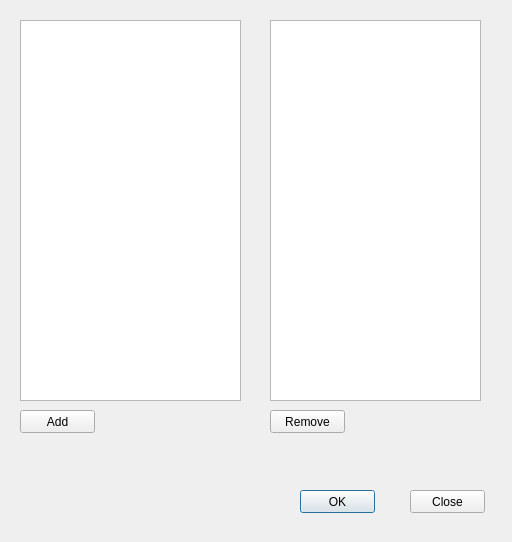
khafen74/av_usgs, file dialog_loadsites.ui: the form before one commit.
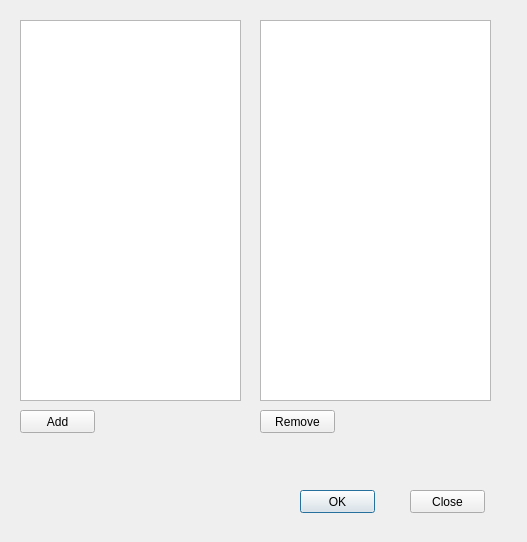
The form after the commit.

Diff of the .ui file:
```diff
--- a/dialog_loadsites.ui
+++ b/dialog_loadsites.ui
@@ -6,7 +6,7 @@
    <rect>
     <x>0</x>
     <y>0</y>
-    <width>512</width>
+    <width>527</width>
     <height>542</height>
    </rect>
   </property>
@@ -49,16 +49,6 @@
     </rect>
    </property>
   </widget>
-  <widget class="QTableView" name="tv_add">
-   <property name="geometry">
-    <rect>
-     <x>270</x>
-     <y>20</y>
-     <width>211</width>
-     <height>381</height>
-    </rect>
-   </property>
-  </widget>
   <widget class="QPushButton" name="btn_add">
    <property name="geometry">
     <rect>
@@ -75,7 +65,7 @@
   <widget class="QPushButton" name="btn_remove">
    <property name="geometry">
     <rect>
-     <x>270</x>
+     <x>260</x>
      <y>410</y>
      <width>75</width>
      <height>23</height>
@@ -85,6 +75,16 @@
     <string>Remove</string>
    </property>
   </widget>
+  <widget class="QListWidget" name="list_add">
+   <property name="geometry">
+    <rect>
+     <x>260</x>
+     <y>20</y>
+     <width>231</width>
+     <height>381</height>
+    </rect>
+   </property>
+  </widget>
  </widget>
  <resources/>
  <connections/>
```
